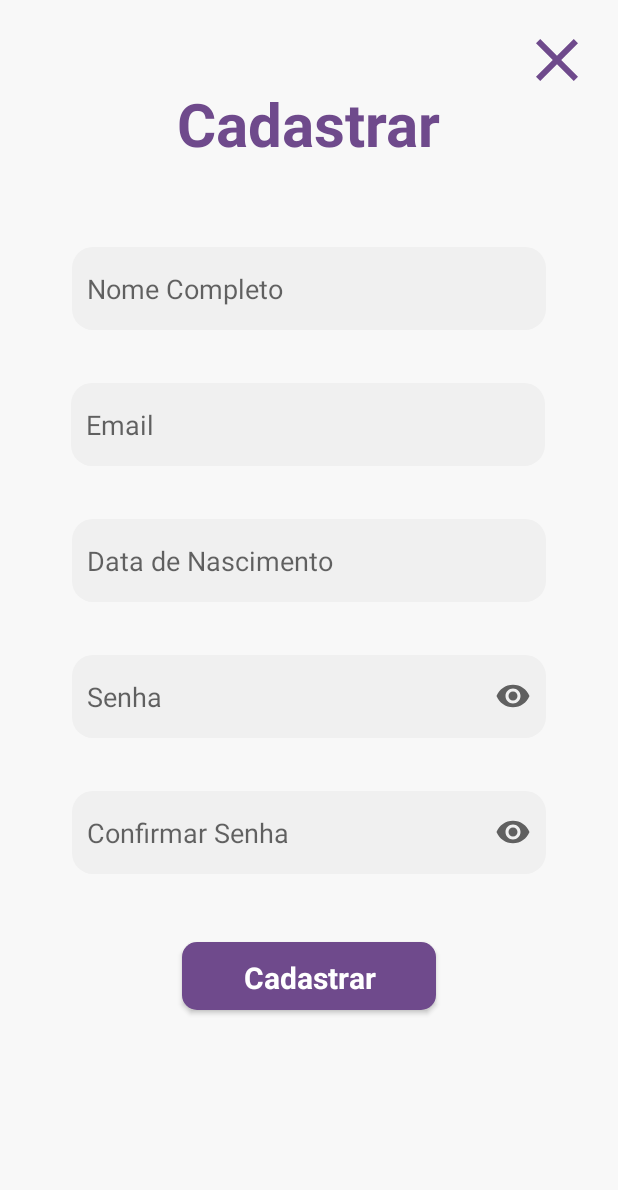
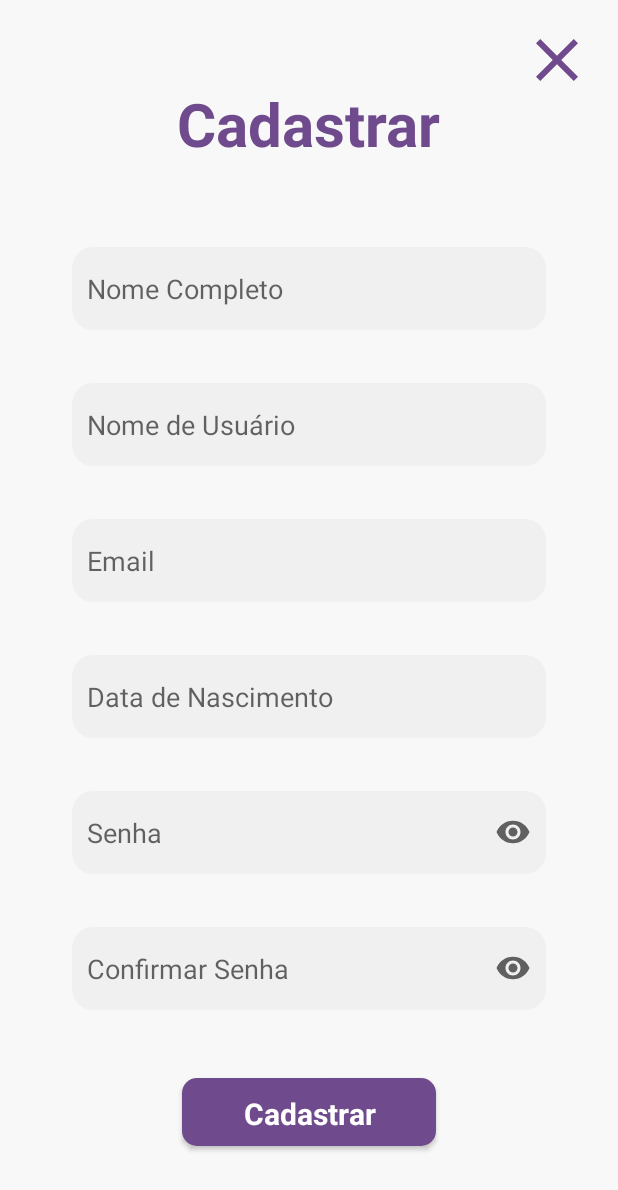
Before and after one commit to VanessaMartinsG/ShopMap, an Android app: the FormCadastro screen opened directly, with no data from a screen before it, on a phone screen of 412 x 824 dp. Shown: the top 1190 px of the screen. Run offline under Robolectric (Android 15) with nearby library versions, the phone set to English and light mode, and no system bars.

```diff
--- a/prototipo_shop/app/src/main/java/com/example/prototipo_shop/FormCadastro.java
+++ b/prototipo_shop/app/src/main/java/com/example/prototipo_shop/FormCadastro.java
@@ -2,26 +2,14 @@ package com.example.prototipo_shop;
 
 import androidx.appcompat.app.AppCompatActivity;
 
-import android.annotation.SuppressLint;
 import android.content.Intent;
-import android.graphics.Color;
 import android.os.Bundle;
-import android.util.Log;
 import android.view.View;
-import android.widget.Button;
-import android.widget.EditText;
 import android.widget.ImageView;
-
-import com.google.android.material.snackbar.Snackbar;
 
 public class FormCadastro extends AppCompatActivity {
 
     private ImageView image_backPage;
-
-    private EditText edit_nome, edit_email, edit_senha, edit_dataNascimento, edit_senhaconfirmar;
-    private Button bt_cadastrar;
-
-    UsuarioDAO db = new UsuarioDAO(this);
 
     @Override
     protected void onCreate(Bundle savedInstanceState) {
@@ -29,76 +17,18 @@ public class FormCadastro extends AppCompatActivity {
         setContentView(R.layout.activity_form_cadastro);
 
         getSupportActionBar().hide();
-        IniciarComponentesCadastro();
+        IniciarComponentes2();
 
         image_backPage.setOnClickListener(new View.OnClickListener() {
             @Override
             public void onClick(View v) {
-                Intent intent = new Intent(FormCadastro.this,formLogin.class);
-                startActivity(intent);
-            }
-        });
-        bt_cadastrar.setOnClickListener(new View.OnClickListener() {
-            @SuppressLint("ResourceAsColor")
-            @Override
-            public void onClick(View v) {
-                String nome = edit_nome.getText().toString();
-                String email = edit_email.getText().toString();
-                String dataNascimento = edit_dataNascimento.getText().toString();
-                String senha = edit_senha.getText().toString();
-                String senhaconfirmar = edit_senhaconfirmar.getText().toString();
-                Log.i("Cadastrar", email);
-                if(email == null){
-                    Log.i("Cadastrar", "NULO");
-                }
-                String [] mensagens = {"Preencha todos os campos","Cadastro realizado com sucesso", "A senha está diferente.", "Este email ja existe."};
-
-                if(nome.isEmpty() || email.isEmpty() || dataNascimento.isEmpty() || senha.isEmpty() || senhaconfirmar.isEmpty()) {
-                    Snackbar snackbar = Snackbar.make(v, mensagens[0], Snackbar.LENGTH_SHORT);
-                    snackbar.setBackgroundTint(Color.BLACK);
-                    snackbar.setTextColor(Color.WHITE);
-                    snackbar.show();
-                }
-                else if(!senha.equals(senhaconfirmar)){
-                    Snackbar snackbar = Snackbar.make(v, mensagens[2], Snackbar.LENGTH_SHORT);
-                    snackbar.setBackgroundTint(Color.BLACK);
-                    snackbar.setTextColor(Color.WHITE);
-                    snackbar.show();
-                }
-                else{
-                    if(db.verificaEmail(email) == false){
-                        Snackbar snackbar = Snackbar.make(v, mensagens[3], Snackbar.LENGTH_SHORT);
-                        snackbar.setBackgroundTint(Color.BLACK);
-                        snackbar.setTextColor(Color.WHITE);
-                        snackbar.show();
-                    }
-                    else {
-                        CadastrarUsuario(nome, email, dataNascimento, senha);
-                        Snackbar snackbar = Snackbar.make(v, mensagens[1], Snackbar.LENGTH_SHORT);
-                        snackbar.setBackgroundTint(Color.BLACK);
-                        snackbar.setTextColor(Color.WHITE);
-                        snackbar.show();
-                        Intent intent = new Intent(FormCadastro.this, formLogin.class);
-                        startActivity(intent);
-                    }
-                }
+               Intent intent = new Intent(FormCadastro.this,formLogin.class);
+               startActivity(intent);
             }
         });
     }
-    private void CadastrarUsuario(String nome, String email, String dataNascimento, String senha){
-        Log.d("Cadastrar",email);
-        Log.d("Cadastrar:", senha);
 
-        db.salvar(nome, email, dataNascimento, senha);
-    }
-
-    private void IniciarComponentesCadastro(){
-        edit_nome = findViewById(R.id.nomeCompleto);
-        edit_email = findViewById(R.id.nomeEmail);
-        edit_dataNascimento = findViewById(R.id.dataNascimento);
-        edit_senha = findViewById(R.id.senha);
-        edit_senhaconfirmar = findViewById(R.id.senhaConfirmar);
-        bt_cadastrar = findViewById(R.id.cadastrar);
-        image_backPage = findViewById(R.id.backPage);
+   private void IniciarComponentes2(){
+       image_backPage = findViewById(R.id.backPage);
     }
 }
--- a/prototipo_shop/app/src/main/res/layout/activity_form_cadastro.xml
+++ b/prototipo_shop/app/src/main/res/layout/activity_form_cadastro.xml
@@ -1,12 +1,13 @@
 <?xml version="1.0" encoding="utf-8"?>
-<androidx.core.widget.NestedScrollView xmlns:app="http://schemas.android.com/apk/res-auto"
-    xmlns:tools="http://schemas.android.com/tools"
+<androidx.core.widget.NestedScrollView
     android:layout_width="match_parent"
     android:layout_height="match_parent"
     android:fillViewport="true"
     xmlns:android="http://schemas.android.com/apk/res/android">
 
-<androidx.constraintlayout.widget.ConstraintLayout
+<androidx.constraintlayout.widget.ConstraintLayout xmlns:android="http://schemas.android.com/apk/res/android"
+    xmlns:app="http://schemas.android.com/apk/res-auto"
+    xmlns:tools="http://schemas.android.com/tools"
     android:layout_width="match_parent"
     android:layout_height="match_parent"
     android:background="@color/whites"
@@ -40,7 +41,7 @@
     <EditText
         android:id="@+id/nomeCompleto"
         style="@style/campo_text"
-        android:hint="@string/nomeCompleto"
+        android:hint="Nome Completo"
         android:inputType="text"
         app:layout_constraintStart_toStartOf="parent"
         app:layout_constraintEnd_toEndOf="parent"
@@ -49,21 +50,31 @@
         />
 
     <EditText
+        android:id="@+id/nomeUsuario"
+        style="@style/campo_text"
+        android:hint="Nome de Usuário"
+        android:inputType="text"
+        app:layout_constraintStart_toStartOf="parent"
+        app:layout_constraintEnd_toEndOf="parent"
+        android:layout_marginTop="35dp"
+        app:layout_constraintTop_toBottomOf="@+id/nomeCompleto"
+        />
+
+    <EditText
         android:id="@+id/nomeEmail"
         style="@style/campo_text"
-        android:hint="@string/email"
+        android:hint="Email"
         android:inputType="textEmailAddress"
+        app:layout_constraintStart_toStartOf="parent"
         app:layout_constraintEnd_toEndOf="parent"
-        app:layout_constraintHorizontal_bias="0.494"
-        app:layout_constraintStart_toStartOf="parent"
-        tools:layout_editor_absoluteY="260dp"
         android:layout_marginTop="35dp"
-        app:layout_constraintTop_toBottomOf="@+id/nomeCompleto"/>
+        app:layout_constraintTop_toBottomOf="@+id/nomeUsuario"
+        />
 
     <EditText
         android:id="@+id/dataNascimento"
         style="@style/campo_text"
-        android:hint="@string/dataNascimento"
+        android:hint="Data de Nascimento"
         android:inputType="date"
         app:layout_constraintStart_toStartOf="parent"
         app:layout_constraintEnd_toEndOf="parent"
@@ -74,7 +85,7 @@
     <EditText
         android:id="@+id/senha"
         style="@style/campo_text"
-        android:hint="@string/senha"
+        android:hint="Senha"
         android:inputType="textPassword"
         android:drawableRight="@drawable/iceye"
         app:layout_constraintStart_toStartOf="parent"
@@ -86,7 +97,7 @@
     <EditText
         android:id="@+id/senhaConfirmar"
         style="@style/campo_text"
-        android:hint="@string/confirmarSenha"
+        android:hint="Confirmar Senha"
         android:inputType="textPassword"
         android:drawableRight="@drawable/iceye"
         app:layout_constraintStart_toStartOf="parent"
@@ -97,8 +108,7 @@
 
     <androidx.appcompat.widget.AppCompatButton
         style="@style/button"
-        android:id="@+id/cadastrar"
-        android:text="@string/titleCadastro"
+        android:text="Cadastrar"
         android:textSize="20dp"
         android:width="170dp"
         app:layout_constraintTop_toBottomOf="@+id/senhaConfirmar"
--- a/prototipo_shop/app/src/main/res/values/strings.xml
+++ b/prototipo_shop/app/src/main/res/values/strings.xml
@@ -1,5 +1,5 @@
 <resources>
-    <string name="app_name">ShopMap</string>
+    <string name="app_name">prototipo_shop</string>
     <string name="cads">Cadastrar</string>
     <string name="Log">Login</string>
     <string name="esq">Esqueceu a senha?</string>
@@ -11,13 +11,8 @@
     <string name="cupons">Cupons</string>
     <string name="configuracao">Configurações</string>
     <string name="sair">Sair</string>
-    <string name="nome">Entrar</string>
-    <string name="sobrenome"></string>
-    <string name="nomeCompleto">Nome Completo</string>
-    <string name="email">Email</string>
-    <string name="dataNascimento">Data de Nascimento</string>
-    <string name="senha">Senha</string>
-    <string name="confirmarSenha">Confirmar Senha</string>
+    <string name="nome">Joao Malaquias</string>
+    <string name="sobrenome">Malaquias</string>
     <!-- TODO: Remove or change this placeholder text -->
     <string name="hello_blank_fragment">Hello blank fragment</string>
 
--- a/prototipo_shop/app/src/main/res/values/themes.xml
+++ b/prototipo_shop/app/src/main/res/values/themes.xml
@@ -3,7 +3,7 @@
     <style name="Theme.Prototipo_shop" parent="Theme.MaterialComponents.DayNight.DarkActionBar">
         <!-- Primary brand color. -->
         <item name="colorPrimary">@color/purple_500</item>
-        <item name="colorPrimaryVariant">@color/Blues</item>
+        <item name="colorPrimaryVariant">@color/whites</item>
         <item name="colorOnPrimary">@color/white</item>
         <!-- Secondary brand color. -->
         <item name="colorSecondary">@color/teal_200</item>
--- a/prototipo_shop/build.gradle
+++ b/prototipo_shop/build.gradle
@@ -2,8 +2,6 @@
 plugins {
     id 'com.android.application' version '7.1.3' apply false
     id 'com.android.library' version '7.1.3' apply false
-    id 'com.google.gms.google-services' version '4.3.10' apply false
-
 }
 
 task clean(type: Delete) {
```
Also changed, not shown: prototipo_shop/app/build.gradle (+0 -9 lines), prototipo_shop/app/src/main/AndroidManifest.xml (+2 -7 lines), prototipo_shop/app/src/main/java/com/example/prototipo_shop/MainActivity.java (+0 -37 lines), prototipo_shop/app/src/main/java/com/example/prototipo_shop/formLogin.java (+1 -58 lines), prototipo_shop/app/src/main/res/layout/activity_form_login.xml (+4 -4 lines).
